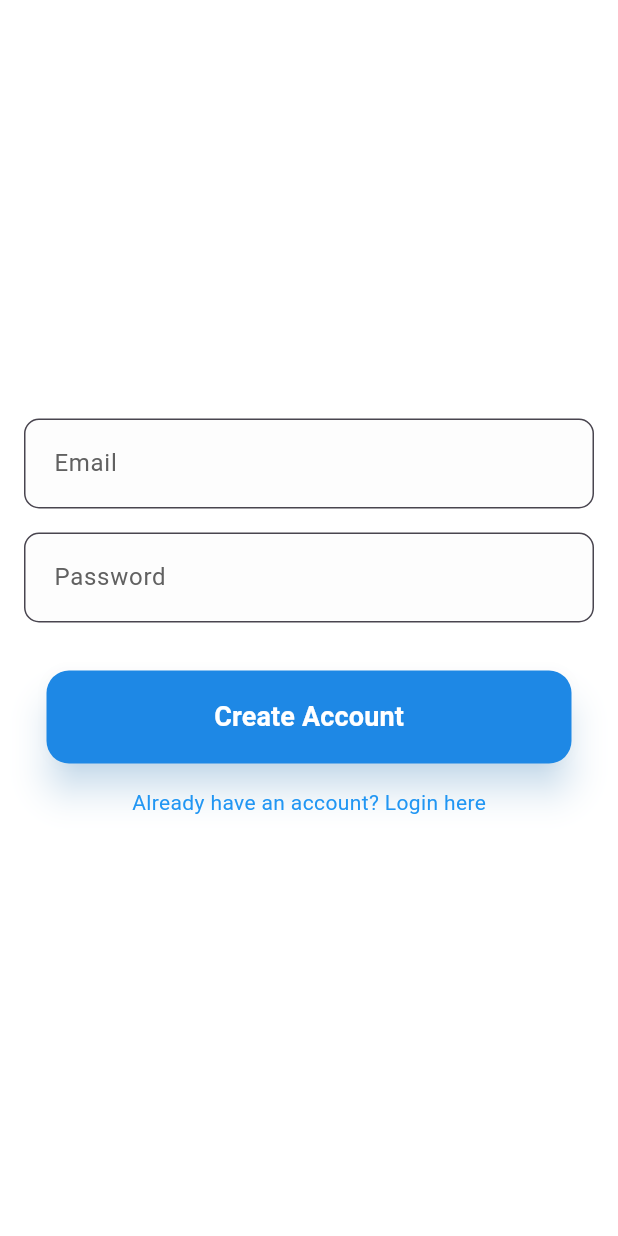
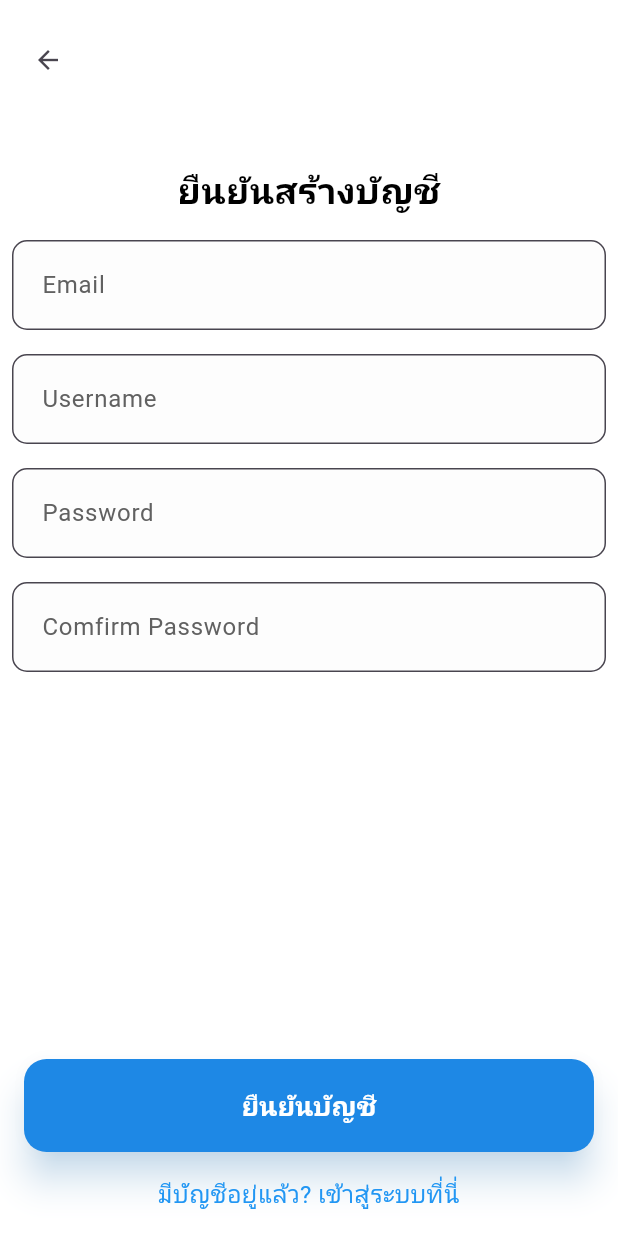
Before and after one commit to xbingsux/rimpa, a Flutter app: the CreateAccountView screen opened by its route, on a phone screen of 412 x 824 dp. Run offline on Flutter 3.47's test engine with Material 3 defaults, Android fonts, the phone set to English and light mode, and no system bars; our stand-ins replace get.

Commit message:
login_register

```diff
--- a/mobile/lib/core/routes/app_pages.dart
+++ b/mobile/lib/core/routes/app_pages.dart
@@ -1,7 +1,6 @@
 import 'package:get/get.dart';
 import '../../modules/views/auth/login.view.dart';
 import '../../modules/views/register/register.view.dart';
-
 class AppPages {
   static const initial = '/login';
   static final routes = [
--- a/mobile/lib/core/theme/app_theme.dart
+++ b/mobile/lib/core/theme/app_theme.dart
@@ -4,12 +4,22 @@ class AppTheme {
   static final lightTheme = ThemeData(
     brightness: Brightness.light,
     primarySwatch: Colors.blue,
-    scaffoldBackgroundColor: Colors.white,
+    scaffoldBackgroundColor: const Color.fromARGB(255, 255, 255, 255),
+    textTheme: TextTheme(
+      bodyLarge: TextStyle(color: Colors.black), // ตัวอักษรสีดำในธีม Light
+      bodyMedium: TextStyle(color: Colors.black), // ตัวอักษรสีดำในธีม Light
+      displayLarge: TextStyle(color: Colors.black), // หัวข้อสีดำในธีม Light
+    ),
   );
 
   static final darkTheme = ThemeData(
     brightness: Brightness.dark,
     primarySwatch: Colors.blue,
     scaffoldBackgroundColor: Colors.black,
+    textTheme: TextTheme(
+      bodyLarge: TextStyle(color: Colors.white), // ตัวอักษรสีขาวในธีม Dark
+      bodyMedium: TextStyle(color: Colors.white), // ตัวอักษรสีขาวในธีม Dark
+      displayLarge: TextStyle(color: Colors.white), // หัวข้อสีขาวในธีม Dark
+    ),
   );
 }
--- a/mobile/lib/modules/controllers/register.controller.dart
+++ b/mobile/lib/modules/controllers/register.controller.dart
@@ -2,6 +2,7 @@ import 'package:get/get.dart';
 
 class RegisterController extends GetxController {
   var email = ''.obs;
+  var username = ''.obs;
   var password = ''.obs;
 
   void register() {
--- a/mobile/lib/modules/views/auth/login.view.dart
+++ b/mobile/lib/modules/views/auth/login.view.dart
@@ -34,13 +34,13 @@ class LoginView extends StatelessWidget {
                 SizedBox(height: 32),
                 // ปุ่ม Login เต็มข้าง
                 CustomButton(
-                  text: 'Login',
+                  text: 'ล็อคอิน',
                   onPressed: () => authController.login(),
                 ),
                 SizedBox(height: 16),
                 // ปุ่ม Create Account เต็มข้าง
                 CreateAccountButton(
-                  text: 'Create Account',
+                  text: 'ยังไม่มีบัญซี',
                   onPressed: () => Get.toNamed('/create-account'),
                 ),
               ],
--- a/mobile/lib/modules/views/register/register.view.dart
+++ b/mobile/lib/modules/views/register/register.view.dart
@@ -4,45 +4,106 @@ import 'package:rimpa/widgets/custom_loginpage.dart'; // เชื่อมต
 import '../../controllers/register.controller.dart'; // ใช้ตัวควบคุมของ Register
 
 class CreateAccountView extends StatelessWidget {
-  final registerController = Get.put(RegisterController()); // ตัวควบคุมการลงทะเบียน
+  final registerController =
+      Get.put(RegisterController()); // ตัวควบคุมการลงทะเบียน
 
   @override
   Widget build(BuildContext context) {
     return Scaffold(
-      body: Stack(
+      body: SafeArea(
+        child: Column(
           children: [
+            // ปุ่มย้อนกลับ
             Padding(
-            padding: const EdgeInsets.all(16.0),
-            child: Column(
-              mainAxisAlignment: MainAxisAlignment.center,
-              crossAxisAlignment: CrossAxisAlignment.center,
+              padding:
+                  const EdgeInsets.symmetric(horizontal: 8.0, vertical: 16.0),
+              child: Row(
                 children: [
+                  IconButton(
+                    icon: Icon(Icons.arrow_back, size: 20),
+                    onPressed: () => Get.back(),
+                  ),
+                ],
+              ),
+            ),
+            SizedBox(height: 30),
+            // หัวข้อ "ยืนยันบัญชี" ตรงกลางหน้าจอ
+            Align(
+              alignment: Alignment.center,
+              child: Text(
+                'ยืนยันสร้างบัญชี',
+                style: TextStyle(
+                  fontSize: 24,
+                  fontWeight: FontWeight.bold,
+                ),
+              ),
+            ),
+            SizedBox(height: 16), // ระยะห่างระหว่างหัวข้อกับช่องอีเมล
+
             // ช่องกรอกข้อมูล Email
-                CustomTextField(
+            Padding(
+              padding: const EdgeInsets.symmetric(horizontal: 8.0),
+              child: CustomTextField(
                 labelText: 'Email',
                 obscureText: false,
                 onChanged: (value) => registerController.email.value = value,
               ),
-                SizedBox(height: 16),
-                // ช่องกรอกข้อมูล Password
-                CustomTextField(
+            ),
+            SizedBox(height: 16), // ระยะห่างระหว่างช่องอีเมลกับช่อง Username
+
+            // ช่องกรอกข้อมูล Username
+            Padding(
+              padding: const EdgeInsets.symmetric(horizontal: 8.0),
+              child: CustomTextField(
+                labelText: 'Username',
+                obscureText: false,
+                onChanged: (value) => registerController.username.value = value,
+              ),
+            ),
+            SizedBox(
+                height: 16), // ระยะห่างระหว่างช่อง Username กับช่องรหัสผ่าน
+
+            // ช่องกรอกรหัสผ่าน
+            Padding(
+              padding: const EdgeInsets.symmetric(horizontal: 8.0),
+              child: CustomTextField(
                 labelText: 'Password',
-                  obscureText: true,
+                obscureText: true, // ซ่อนรหัสผ่าน
                 onChanged: (value) => registerController.password.value = value,
               ),
-                SizedBox(height: 32),
-                // ปุ่ม Submit ลงทะเบียน
+            ),
+            SizedBox(
+                height: 16), // ระยะห่างระหว่างช่อง Username กับช่องรหัสผ่าน
+
+            // ช่องกรอกรหัสผ่าน
+            Padding(
+              padding: const EdgeInsets.symmetric(horizontal: 8.0),
+              child: CustomTextField(
+                labelText: 'Comfirm Password',
+                obscureText: true, // ซ่อนรหัสผ่าน
+                onChanged: (value) => registerController.password.value = value,
+              ),
+            ),
+            Spacer(), // ดันให้ปุ่มอยู่ล่างสุด
+
+            // ปุ่มยืนยันบัญชี
+            Padding(
+              padding: const EdgeInsets.all(16.0),
+              child: Column(
+                children: [
                   CustomButton(
-                  text: 'Create Account',
-                  onPressed: () => registerController.register(),
+                    text: 'ยืนยันบัญชี',
+                    onPressed: () {
+                      // เปลี่ยนหน้าไปยังหน้า OTP
+                      Get.toNamed('/otp');
+                    },
                   ),
                   SizedBox(height: 16),
-                // ปุ่ม Login ที่มีลิงก์ไปหน้า Login
                   GestureDetector(
-                  onTap: () => Get.back(), // กลับไปหน้า Login
+                    onTap: () => Get.back(),
                     child: Text(
-                    'Already have an account? Login here',
-                    style: TextStyle(color: Colors.blue),
+                      'มีบัญชีอยู่แล้ว? เข้าสู่ระบบที่นี่',
+                      style: TextStyle(color: Colors.blue, fontSize: 16),
                     ),
                   ),
                 ],
@@ -50,6 +111,7 @@ class CreateAccountView extends StatelessWidget {
             ),
           ],
         ),
+      ),
     );
   }
 }
```
Also changed, not shown: mobile/lib/widgets/custom_loginpage.dart (+92 -28 lines). Lines whose indentation alone changed are shown as unchanged.
